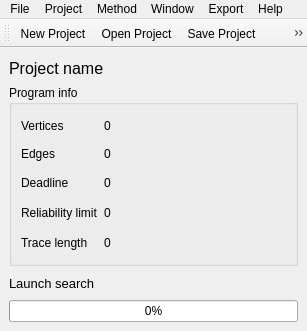
Qt form src/SchedulerGUI/Windows/MainWindow.ui (DanielZorin/movepoint) before a commit.
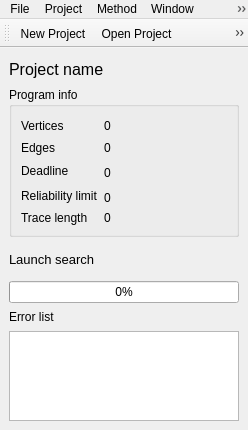
The same form after that commit. Icons and pictures are not drawn.

Commit message: [+] List of errors in program graph

What changed in the file:
```diff
--- a/src/SchedulerGUI/Windows/MainWindow.ui
+++ b/src/SchedulerGUI/Windows/MainWindow.ui
@@ -5,8 +5,8 @@
    <rect>
     <x>0</x>
     <y>0</y>
-    <width>307</width>
-    <height>331</height>
+    <width>248</width>
+    <height>430</height>
    </rect>
   </property>
   <property name="sizePolicy" >
@@ -37,18 +37,38 @@
     <rect>
      <x>0</x>
      <y>59</y>
-     <width>307</width>
-     <height>272</height>
+     <width>248</width>
+     <height>371</height>
     </rect>
    </property>
    <property name="styleSheet" >
     <string notr="true" />
    </property>
    <layout class="QVBoxLayout" name="verticalLayout_2" >
+    <property name="sizeConstraint" >
+     <enum>QLayout::SetDefaultConstraint</enum>
+    </property>
+    <item>
+     <layout class="QVBoxLayout" name="verticalLayout" >
+      <property name="sizeConstraint" >
+       <enum>QLayout::SetFixedSize</enum>
+      </property>
     <item>
      <layout class="QHBoxLayout" name="horizontalLayout" >
       <item>
        <widget class="QLabel" name="projectname" >
+          <property name="sizePolicy" >
+           <sizepolicy vsizetype="Fixed" hsizetype="Preferred" >
+            <horstretch>0</horstretch>
+            <verstretch>0</verstretch>
+           </sizepolicy>
+          </property>
+          <property name="maximumSize" >
+           <size>
+            <width>16777215</width>
+            <height>24</height>
+           </size>
+          </property>
         <property name="font" >
          <font>
           <pointsize>12</pointsize>
@@ -61,6 +81,12 @@
       </item>
       <item>
        <widget class="QPushButton" name="editname" >
+          <property name="maximumSize" >
+           <size>
+            <width>16777215</width>
+            <height>24</height>
+           </size>
+          </property>
         <property name="text" >
          <string/>
         </property>
@@ -82,7 +108,7 @@
         <property name="sizeHint" stdset="0" >
          <size>
           <width>40</width>
-          <height>20</height>
+            <height>24</height>
          </size>
         </property>
        </spacer>
@@ -91,6 +117,18 @@
     </item>
     <item>
      <widget class="QGroupBox" name="groupBox" >
+        <property name="sizePolicy" >
+         <sizepolicy vsizetype="Fixed" hsizetype="Preferred" >
+          <horstretch>0</horstretch>
+          <verstretch>0</verstretch>
+         </sizepolicy>
+        </property>
+        <property name="maximumSize" >
+         <size>
+          <width>16777215</width>
+          <height>150</height>
+         </size>
+        </property>
       <property name="title" >
        <string>Program info</string>
       </property>
@@ -262,6 +300,18 @@
      <layout class="QHBoxLayout" name="horizontalLayout_2" >
       <item>
        <widget class="QLabel" name="label" >
+          <property name="sizePolicy" >
+           <sizepolicy vsizetype="Fixed" hsizetype="Preferred" >
+            <horstretch>0</horstretch>
+            <verstretch>0</verstretch>
+           </sizepolicy>
+          </property>
+          <property name="maximumSize" >
+           <size>
+            <width>16777215</width>
+            <height>32</height>
+           </size>
+          </property>
         <property name="font" >
          <font>
           <pointsize>10</pointsize>
@@ -274,6 +324,12 @@
       </item>
       <item>
        <widget class="QPushButton" name="runbutton" >
+          <property name="maximumSize" >
+           <size>
+            <width>16777215</width>
+            <height>32</height>
+           </size>
+          </property>
         <property name="text" >
          <string/>
         </property>
@@ -301,7 +357,7 @@
         <property name="sizeHint" stdset="0" >
          <size>
           <width>40</width>
-          <height>20</height>
+            <height>32</height>
          </size>
         </property>
        </spacer>
@@ -310,19 +366,112 @@
     </item>
     <item>
      <widget class="QProgressBar" name="progress" >
+        <property name="maximumSize" >
+         <size>
+          <width>16777215</width>
+          <height>24</height>
+         </size>
+        </property>
       <property name="value" >
        <number>0</number>
       </property>
      </widget>
     </item>
-   </layout>
+      <item>
+       <layout class="QHBoxLayout" name="horizontalLayout_3" >
+        <property name="spacing" >
+         <number>0</number>
+        </property>
+        <property name="rightMargin" >
+         <number>0</number>
+        </property>
+        <item>
+         <widget class="QLabel" name="label_2" >
+          <property name="sizePolicy" >
+           <sizepolicy vsizetype="Fixed" hsizetype="Preferred" >
+            <horstretch>0</horstretch>
+            <verstretch>0</verstretch>
+           </sizepolicy>
+          </property>
+          <property name="maximumSize" >
+           <size>
+            <width>16777215</width>
+            <height>16</height>
+           </size>
+          </property>
+          <property name="text" >
+           <string>Error list</string>
+          </property>
+         </widget>
+        </item>
+        <item>
+         <widget class="QPushButton" name="hideerrors" >
+          <property name="maximumSize" >
+           <size>
+            <width>16</width>
+            <height>16</height>
+           </size>
+          </property>
+          <property name="text" >
+           <string/>
+          </property>
+          <property name="icon" >
+           <iconset resource="resources.qrc" >
+            <normaloff>:/pics/pics/minimize.png</normaloff>:/pics/pics/minimize.png</iconset>
+          </property>
+          <property name="flat" >
+           <bool>true</bool>
+          </property>
+         </widget>
+        </item>
+        <item>
+         <widget class="QPushButton" name="showerrors" >
+          <property name="maximumSize" >
+           <size>
+            <width>16</width>
+            <height>16</height>
+           </size>
+          </property>
+          <property name="text" >
+           <string/>
+          </property>
+          <property name="icon" >
+           <iconset resource="resources.qrc" >
+            <normaloff>:/pics/pics/maximize.png</normaloff>:/pics/pics/maximize.png</iconset>
+          </property>
+          <property name="flat" >
+           <bool>true</bool>
+          </property>
+         </widget>
+        </item>
+       </layout>
+      </item>
+      <item>
+       <widget class="QTableWidget" name="errors" >
+        <property name="showGrid" >
+         <bool>true</bool>
+        </property>
+        <property name="columnCount" >
+         <number>0</number>
+        </property>
+       </widget>
+      </item>
+     </layout>
+    </item>
+   </layout>
+   <zorder>progress</zorder>
+   <zorder>errors</zorder>
+   <zorder>verticalLayoutWidget</zorder>
+   <zorder></zorder>
+   <zorder>groupBox</zorder>
+   <zorder>label</zorder>
   </widget>
   <widget class="QMenuBar" name="menubar" >
    <property name="geometry" >
     <rect>
      <x>0</x>
      <y>0</y>
-     <width>307</width>
+     <width>248</width>
      <height>22</height>
     </rect>
    </property>
@@ -389,7 +538,7 @@
     <rect>
      <x>0</x>
      <y>22</y>
-     <width>307</width>
+     <width>248</width>
      <height>37</height>
     </rect>
    </property>
```
Left out of the diff: 33 changed lines with no effect on the pictures. Lines whose indentation alone changed are shown as unchanged. The commit also changes 15 other files.
